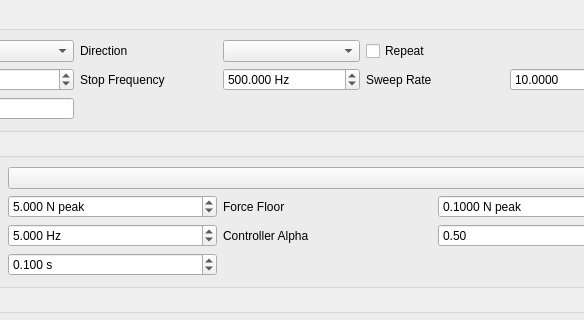
The window that components/sine_force_control_definition.ui (uxmjo/rattlesnake-vibration-controller) describes before a commit, drawn with Qt 5; both pictures show x 230 to 814 and y 0 to 320 of the 900 by 720 pixel window.
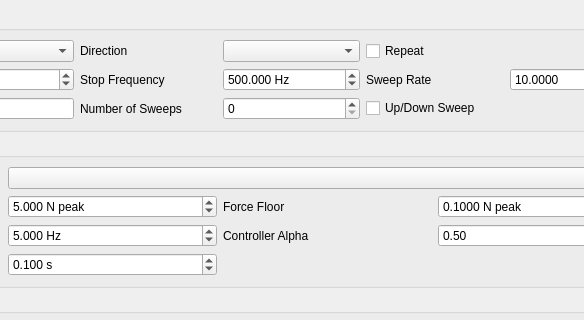
The same window after the commit.

Commit message: up and down sweeps hinzugefuegt

```diff
--- a/components/sine_force_control_definition.ui
+++ b/components/sine_force_control_definition.ui
@@ -168,6 +168,39 @@
         </property>
        </widget>
       </item>
+      <item row="2" column="2">
+       <widget class="QLabel" name="num_sweeps_label">
+        <property name="text">
+         <string>Number of Sweeps</string>
+        </property>
+       </widget>
+      </item>
+      <item row="2" column="3">
+       <widget class="QSpinBox" name="num_sweeps_selector">
+        <property name="toolTip">
+         <string>Only used when Repeat is checked. Number of sweep legs to run back-to-back before holding at the final frequency. 0 = unlimited (repeat forever, previous behavior). Combine with Up/Down Sweep to alternate direction each leg (up, down, up, down, ...) instead of restarting from Start Frequency every time -- useful to let the controller settle in over a few sweep legs instead of (or in addition to) a fixed-frequency dwell.</string>
+        </property>
+        <property name="minimum">
+         <number>0</number>
+        </property>
+        <property name="maximum">
+         <number>1000</number>
+        </property>
+        <property name="value">
+         <number>0</number>
+        </property>
+       </widget>
+      </item>
+      <item row="2" column="4">
+       <widget class="QCheckBox" name="alternate_direction_checkbox">
+        <property name="toolTip">
+         <string>Only used when Repeat is checked. Each successive sweep leg reverses direction (up, down, up, down, ...) instead of restarting from Start Frequency, so the frequency trajectory has no jump at the turnarounds.</string>
+        </property>
+        <property name="text">
+         <string>Up/Down Sweep</string>
+        </property>
+       </widget>
+      </item>
      </layout>
     </widget>
    </item>
```
The commit also changes 3 other files.
